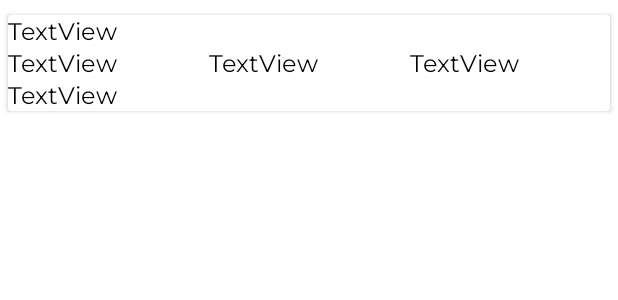
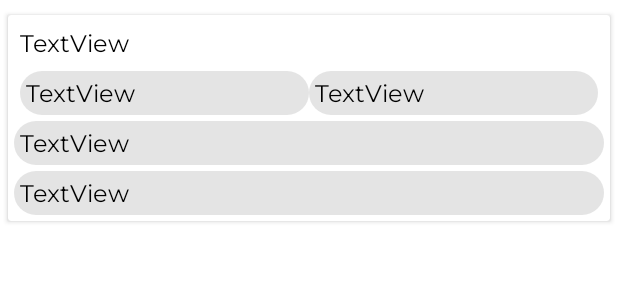
Before and after one commit to NoctemCat/Study-Job, an Android app: the layout item_profession.xml on its own in the app's theme, with its tools: preview values and no code run, on a phone screen of 412 x 824 dp. Shown: the top 300 px of the screen. Run offline under Robolectric (Android 15) with nearby library versions, the phone set to English and light mode, and no system bars.

Commit message:
Внес изменения в дизайн

```diff
--- a/app/src/main/res/layout/fragment_search.xml
+++ b/app/src/main/res/layout/fragment_search.xml
@@ -74,7 +74,7 @@
         android:text="Профессии"
         android:textAppearance="@style/TextAppearance.AppCompat.Large"
         android:textColor="#000000"
-        app:backgroundTint="@color/almost_white"
+        app:backgroundTint="@color/light_blue_half"
         app:cornerRadius="16dp"
         app:elevation="24dp"
         app:layout_constraintBottom_toBottomOf="parent"
@@ -93,7 +93,7 @@
         android:text="Предприятия"
         android:textAppearance="@style/TextAppearance.AppCompat.Large"
         android:textColor="#000000"
-        app:backgroundTint="@color/almost_white"
+        app:backgroundTint="@color/light_blue_half"
         app:cornerRadius="16dp"
         app:elevation="24dp"
         app:layout_constraintEnd_toEndOf="parent"
@@ -111,7 +111,7 @@
         android:textAppearance="@style/TextAppearance.AppCompat.Large"
         android:textColor="#000000"
         android:textFontWeight="400"
-        app:backgroundTint="@color/almost_white"
+        app:backgroundTint="@color/light_blue_half"
         app:cornerRadius="16dp"
         app:elevation="24dp"
         app:layout_constraintEnd_toEndOf="parent"
--- a/app/src/main/res/layout/item_profession.xml
+++ b/app/src/main/res/layout/item_profession.xml
@@ -8,23 +8,27 @@
     android:layout_marginTop="10dp"
     android:layout_marginRight="5dp"
     android:layout_marginBottom="10dp"
+    android:background="@drawable/rounded_login_card"
+    android:clickable="true"
+    android:elevation="8dp"
+    android:foreground="?android:attr/selectableItemBackground"
     android:padding="20dp"
     app:cardElevation="2dp"
-    android:foreground="?android:attr/selectableItemBackground"
-    android:clickable="true"
     card_view:cardCornerRadius="16dp"
     card_view:cardUseCompatPadding="true">
 
     <LinearLayout
         android:layout_width="match_parent"
         android:layout_height="match_parent"
-        android:orientation="vertical">
+        android:orientation="vertical"
+        android:padding="4dp">
 
         <TextView
             android:id="@+id/tvScience"
             android:layout_width="match_parent"
             android:layout_height="wrap_content"
             android:fontFamily="@font/montserrat"
+            android:padding="4dp"
             android:text="TextView"
             android:textColor="#000000"
             android:textSize="16sp" />
@@ -33,14 +37,18 @@
             android:layout_width="match_parent"
             android:layout_height="match_parent"
             android:gravity="center_horizontal"
-            android:orientation="horizontal">
+            android:orientation="horizontal"
+            android:padding="4dp">
 
             <TextView
                 android:id="@+id/tvCode"
                 android:layout_width="match_parent"
                 android:layout_height="wrap_content"
                 android:layout_weight="1"
+                android:background="@drawable/rounded_login_card"
+                android:backgroundTint="@color/light_gray"
                 android:fontFamily="@font/montserrat"
+                android:padding="4dp"
                 android:text="TextView"
                 android:textColor="#000000"
                 android:textSize="16sp" />
@@ -50,17 +58,10 @@
                 android:layout_width="match_parent"
                 android:layout_height="wrap_content"
                 android:layout_weight="1"
+                android:background="@drawable/rounded_login_card"
+                android:backgroundTint="@color/light_gray"
                 android:fontFamily="@font/montserrat"
-                android:text="TextView"
-                android:textColor="#000000"
-                android:textSize="16sp" />
-
-            <TextView
-                android:id="@+id/tvQual"
-                android:layout_width="match_parent"
-                android:layout_height="wrap_content"
-                android:layout_weight="1"
-                android:fontFamily="@font/montserrat"
+                android:padding="4dp"
                 android:text="TextView"
                 android:textColor="#000000"
                 android:textSize="16sp" />
@@ -68,11 +69,28 @@
         </LinearLayout>
 
         <TextView
+            android:id="@+id/tvQual"
+            android:layout_width="match_parent"
+            android:layout_height="wrap_content"
+            android:layout_weight="1"
+            android:background="@drawable/rounded_login_card"
+            android:backgroundTint="@color/light_gray"
+            android:fontFamily="@font/montserrat"
+            android:padding="4dp"
+            android:text="TextView"
+            android:textColor="#000000"
+            android:textSize="16sp" />
+
+        <TextView
             android:id="@+id/tvPersona"
             android:layout_width="match_parent"
             android:layout_height="wrap_content"
+            android:layout_marginTop="4dp"
             android:layout_weight="1"
+            android:background="@drawable/rounded_login_card"
+            android:backgroundTint="@color/light_gray"
             android:fontFamily="@font/montserrat"
+            android:padding="4dp"
             android:text="TextView"
             android:textColor="#000000"
             android:textSize="16sp" />
--- a/app/src/main/res/values/colors.xml
+++ b/app/src/main/res/values/colors.xml
@@ -10,5 +10,6 @@
     <color name="light_gray">#C9C9C9</color>
     <color name="almost_white">#E8E8E8</color>
     <color name="light_blue">#0284C7</color>
+    <color name="light_blue_half">#A3DFFF</color>
 
 </resources>
```
Also changed, not shown: app/src/main/res/layout/fragment_guide.xml (+4 -4 lines), app/src/main/res/layout/item_vacancy.xml (+51 -25 lines).
